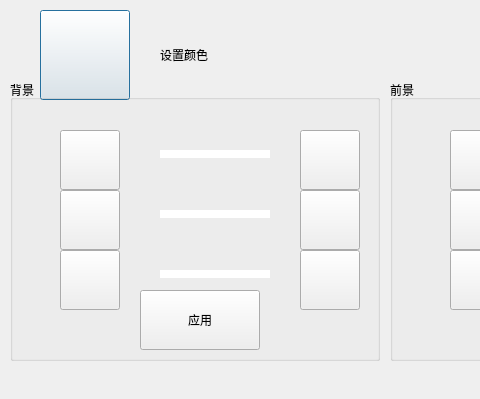
Above: src/XMusic/colordlg.ui from 1028417/XMusic before the change; both pictures show x 0 to 480 and y 0 to 399 of the 801 by 399 pixel window. Below: the same form after it.
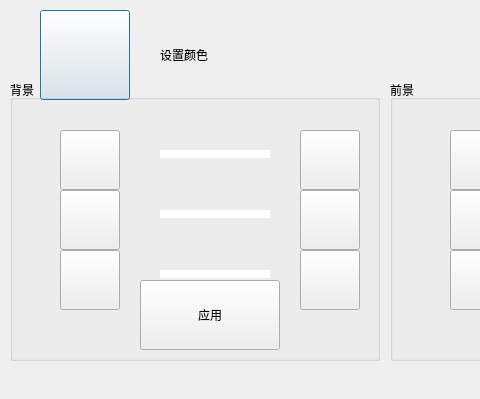
That is the form after the change. Icons and pictures are not drawn. Custom widgets are drawn as their Qt base class.

```diff
--- a/src/XMusic/colordlg.ui
+++ b/src/XMusic/colordlg.ui
@@ -319,9 +319,9 @@
     <property name="geometry">
      <rect>
       <x>130</x>
-      <y>210</y>
-      <width>120</width>
-      <height>60</height>
+      <y>200</y>
+      <width>140</width>
+      <height>70</height>
      </rect>
     </property>
     <property name="autoFillBackground">
```
